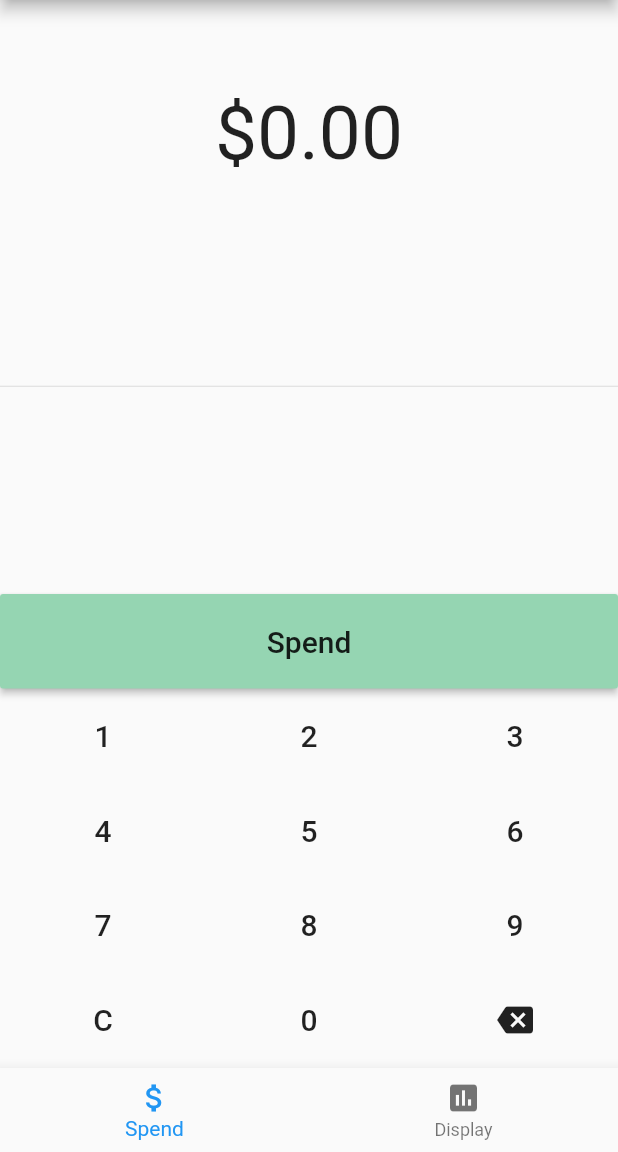
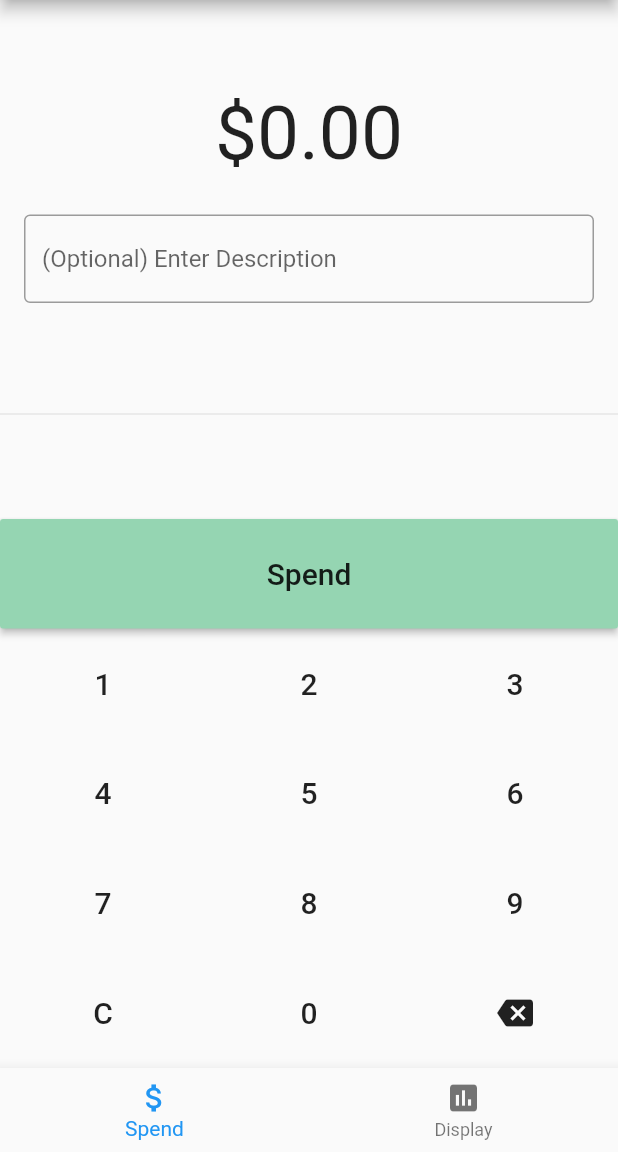
Before and after one commit to jerichoi224/MoneyTracker, a Flutter app: the screen it shows after launch, after a tap on "Spend", on a phone screen of 412 x 824 dp, the part 84-1236 px from its top. Run offline on Flutter 3.47's test engine with Material 2 defaults, Android fonts, the phone set to English and light mode, and no system bars; our stand-ins replace shared_preferences, sqflite; accounts and stored records are empty.

Commit message:
Issue 2, 4 done. added textfield in spend screen

```diff
--- a/lib/DisplayWidget.dart
+++ b/lib/DisplayWidget.dart
@@ -15,6 +15,10 @@ class _DisplayState extends State<DisplayWidget> {
   int remaining, saved;
 
   Widget _moneyText(double a) {
+    // round value to two decimal
+    int rounded = (a * 100).toInt();
+    a = rounded/100;
+
     return Center(
         child: Text(moneyNf.format(a),
             style: TextStyle(fontSize: 40.0, color: getColor(a))));
--- a/lib/SettingsWidget.dart
+++ b/lib/SettingsWidget.dart
@@ -51,7 +51,7 @@ class _SettingsState extends State<SettingsWidget> {
       child: Text("Reset"),
       onPressed: (){
         resetMonthlySpending();
-        _save("monthlyResetDate", widget.data["monthlyResetDate"]);
+        _save("monthlyResetDate", widget.data);
         setState(() {});
         Navigator.of(context).pop();
         Scaffold.of(context).showSnackBar(SnackBar(
@@ -170,8 +170,7 @@ class _SettingsState extends State<SettingsWidget> {
                                 if(isNumeric(widget.myController.text)) {
                                   widget.data["dailyLimit"] =
                                       double.parse(widget.myController.text);
-                                  _save(
-                                      "dailyLimit", widget.data["dailyLimit"]);
+                                  _save("dailyLimit", widget.data);
                                 }else{
                                   Scaffold.of(context).showSnackBar(SnackBar(
                                     content: Text('Your input is invalid. Please Check again'),
@@ -200,8 +199,8 @@ class _SettingsState extends State<SettingsWidget> {
     );
   }
 
-  _save(String key, double value) async {
+  _save(String key, Map<String, double> data) async {
     final prefs = await SharedPreferences.getInstance();
-    prefs.setDouble(key, value);
+    prefs.setDouble(key, data[key]);
   }
 }
--- a/lib/SpendMoneyWidget.dart
+++ b/lib/SpendMoneyWidget.dart
@@ -12,14 +12,28 @@ class SpendMoneyWidget extends StatefulWidget {
 
 class _SpendMoneyState extends State<SpendMoneyWidget> {
   NumberFormat moneyNf = NumberFormat.simpleCurrency(decimalDigits: 2);
+  final myController = TextEditingController();
+  FocusNode _focus = new FocusNode();
+  String amount;
+  bool keypadVisibility = true;
 
-  String amount = "0";
+  @override
+  void initState() {
+    super.initState();
+    _focus.addListener(_onFocusChange);
+  }
+
+  void _onFocusChange(){
+    keypadVisibility = !_focus.hasFocus;
+    setState(() {});
+  }
+
   Widget buildButton(String s, [Icon i, Color c]){
     return new Expanded(
         child: new MaterialButton(
           child: i == null? new Text(s, style: TextStyle(fontSize: 20.0,),) : i,
           color: c,
-          padding: new EdgeInsets.all(20.0),
+          padding: new EdgeInsets.all(25.0),
           onPressed: () => buttonPressed(s),
         )
     );
@@ -34,23 +48,36 @@ class _SpendMoneyState extends State<SpendMoneyWidget> {
       }
     }else if(s == "Spend"){
       widget.data["todaySpent"] += double.parse(amount)/100.0;
-      _save("todaySpent", widget.data["todaySpent"]);
+      _save("todaySpent", widget.data);
       amount = "0";
     }else if(s == "C"){
       amount = "0";
     }else{
       amount += s;
     }
-    setState(() {amount = amount;});
+    setState(() {
+      amount = amount;
+      widget.data["SpendValue"] = double.parse(amount);
+    });
   }
 
   @override
   Widget build(BuildContext context) {
-    return new Container(
+    amount = widget.data["SpendValue"].toInt().toString();
+
+    return new GestureDetector(
+        onTap: () {
+          FocusScope.of(context).unfocus();
+        },
+        child:new Container(
+          child: CustomScrollView(
+              slivers: [
+              SliverFillRemaining(
+                  hasScrollBody: false,
                   child: Column(
                     children: <Widget>[
                       new Container(
-            padding: new EdgeInsets.fromLTRB(0, 60, 0, 0),
+                        padding: new EdgeInsets.fromLTRB(0, 60, 0, 20),
                         child: new Text(moneyNf.format(double.parse(amount)/100.0),
                           textAlign: TextAlign.center,
                           style: new TextStyle(
@@ -58,14 +85,33 @@ class _SpendMoneyState extends State<SpendMoneyWidget> {
                           ),
                         ),
                       ),
+                      ListTile(
+                          title: new Row(
+                            children: <Widget>[
+                              Flexible(
+                                  child: TextField(
+                                    focusNode: _focus,
+                                    controller: myController,
+                                    decoration: InputDecoration(
+                                      border: const OutlineInputBorder(),
+                                      hintText: '(Optional) Enter Description',
+                                    ),
+                                    textAlign: TextAlign.start,
+                                  )
+                              )
+                            ],
+                          )
+                      ),
                       new Expanded(child: new Divider()),
-          new Column(
-            children: [
                       new Row(
                           children: [
                             buildButton("Spend", null, Color.fromRGBO(149, 213, 178, 1)),
                           ]
                       ),
+                      Visibility (
+                        visible: keypadVisibility,
+                        child: new Column(
+                          children: [
                             new Row(
                               children: [
                                 buildButton("1"),
@@ -96,13 +142,18 @@ class _SpendMoneyState extends State<SpendMoneyWidget> {
                             )
                           ],
                         )
+                      ),
                     ],
+                  )
+                )
+              ]
+          )
         )
     );
   }
 
-  _save(String key, double value) async {
+  _save(String key, Map<String, double> data) async {
     final prefs = await SharedPreferences.getInstance();
-    prefs.setDouble(key, value);
+    prefs.setDouble(key, data[key]);
   }
 }
--- a/lib/main.dart
+++ b/lib/main.dart
@@ -38,41 +38,64 @@ class _MainState extends State<MainApp>{
   void initState(){
     super.initState();
 
+    // Create Map for the session and load the data from Shared Preference.
     data = new Map<String , double>();
     _read("todayDate").then((val) {setState(() {data["todayDate"] = val;});});
     _read("todaySpent").then((val) {setState(() {data["todaySpent"] = val;});});
     _read("dailyLimit").then((val) {setState(() {data["dailyLimit"] = val;});});
     _read("monthlySaved").then((val) {setState(() {data["monthlySaved"] = val;});});
     _read("monthlyResetDate").then((val) {setState(() {data["monthlyResetDate"] = val;});});
+
+    // This value is only available while the app is running.
+    data["SpendValue"] = 0;
   }
 
+  // This will run on startup to check if a new day has past.
   void checkNewDay(){
+    // Date depends on local
     var now = DateTime.now().toLocal();
+
+    //Save current day as double with yyyyMMdd
     double today = double.parse(now.year.toString() + now.month.toString() + now.day.toString());
+
+    // If this is the first time the app runs, monthly reset day is set to today
+    // TODO: Make user able to choose the date first time app is installed.
     if(data["monthlyResetDate"] == 0) {
       data["monthlyResetDate"] = now.day.toDouble();
     }
 
-    // New Day
+    // If its a new day, accumulate the savings into monthly saving and reset daily
     if(data["todayDate"] == 0 || data["todayDate"] != today){
       data["monthlySaved"] += data["dailyLimit"] - data["todaySpent"];
       data["todayDate"] = today;
       data["todaySpent"] = 0;
+
+      // Check if today is the monthly reset day
+      if(data["monthlyResetDate"].toInt() == now.day){
+        data["monthlySaved"] = 0;
+      }
     }
+
+    // This function won't run during this session anymore
     ready = true;
+
+    //Update widget
     setState((){});
 
-    _save("todayDate", data["todayDate"]);
-    _save("monthlySaved", data["monthlySaved"]);
-    _save("todaySpent", data["todaySpent"]);
-    _save("monthlyResetDate", data["monthlyResetDate"]);
+    // Save Values
+    _save("todayDate", data);
+    _save("monthlySaved", data);
+    _save("todaySpent", data);
+    _save("monthlyResetDate", data);
   }
 
+  // Two Main Screens for the app
   List<Widget> _children() => [
     SpendMoneyWidget(data: data),
     DisplayWidget(data: data),
   ];
 
+  // Navigate to Settings screen
   void _pushSettings(BuildContext context) async {
     // start the SecondScreen and wait for it to finish with a result
     final result = await Navigator.push(
@@ -81,6 +104,7 @@ class _MainState extends State<MainApp>{
           builder: (context) => SettingsWidget(data: data),
         ));
 
+    // Update any values that have changed.
     setState(() {
       data = result;
     });
@@ -89,14 +113,19 @@ class _MainState extends State<MainApp>{
   @override
   Widget build(BuildContext context){
     final List<Widget> children = _children();
+
+    // While Data is loading, show empty screen
     if(data == null || data["monthlyResetDate"] == null) {
       return Scaffold(
           backgroundColor: Color.fromRGBO(149, 213, 178, 1),
-          body: Text("Loading...")
       );
     }
+
+    // Once Data loads, check if its a new day since last run.
     if(!ready)
       checkNewDay();
+
+    // App Loads
     return Scaffold(
       appBar: AppBar(
         title: Text("Money Tracker"),
@@ -107,7 +136,7 @@ class _MainState extends State<MainApp>{
           )
         ],
       ),
-      body: data != null ? children[_currentIndex] : new Scaffold(),
+      body: children[_currentIndex],
       bottomNavigationBar: BottomNavigationBar(
         onTap: onTabTapped, // new
         currentIndex: _currentIndex, // new
@@ -131,6 +160,7 @@ class _MainState extends State<MainApp>{
     });
   }
 
+  // Reading from Shared Preferences
   Future<double> _read(String key) async {
     final prefs = await SharedPreferences.getInstance();
     double value = prefs.getDouble(key);
@@ -138,8 +168,9 @@ class _MainState extends State<MainApp>{
     return value;
   }
 
-  _save(String key, double value) async {
+  // Saving to Shared Preferences
+  _save(String key, Map<String, double> data) async {
     final prefs = await SharedPreferences.getInstance();
-    prefs.setDouble(key, value);
+    prefs.setDouble(key, data[key]);
   }
 }
--- a/pubspec.yaml
+++ b/pubspec.yaml
@@ -15,7 +15,7 @@ publish_to: 'none' # Remove this line if you wish to publish to pub.dev
 # In iOS, build-name is used as CFBundleShortVersionString while build-number used as CFBundleVersion.
 # Read more about iOS versioning at
 # https://developer.apple.com/library/archive/documentation/General/Reference/InfoPlistKeyReference/Articles/CoreFoundationKeys.html
-version: 1.0.0+1
+version: 0.1.0+1
 
 environment:
   sdk: ">=2.7.0 <3.0.0"
```
Also changed, not shown: 2 other files. Lines whose indentation alone changed are shown as unchanged.
